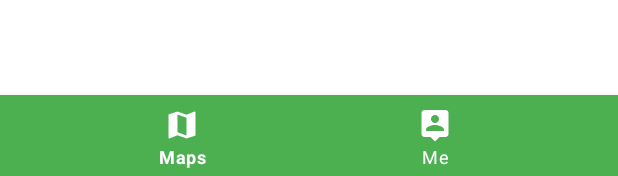
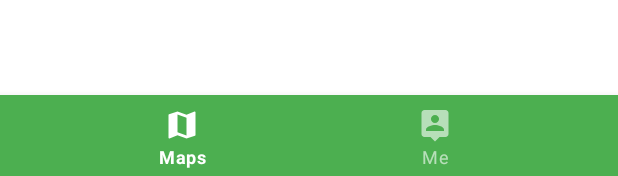
Before and after one commit to AventonTech/android-quick-test, an Android app: the layout activity_main.xml on its own in the app's theme, with its tools: preview values and no code run, on a phone screen of 412 x 824 dp. Shown: the part 1057-1233 px from the top of the screen. Run offline under Robolectric (Android 15) with nearby library versions, the phone set to English and light mode, and no system bars; network calls fail.

```diff
--- a/app/src/main/java/ni/alvaro/dev/aventontest/views/MainActivity.java
+++ b/app/src/main/java/ni/alvaro/dev/aventontest/views/MainActivity.java
@@ -15,7 +15,6 @@ import androidx.core.app.Person;
 import androidx.core.content.ContextCompat;
 import androidx.fragment.app.Fragment;
 import androidx.fragment.app.FragmentManager;
-import androidx.fragment.app.FragmentTransaction;
 import ni.alvaro.dev.aventontest.R;
 import ni.alvaro.dev.aventontest.utils.Util;
 import ni.alvaro.dev.aventontest.views.fragments.MapFragment;
--- a/app/src/main/res/layout/activity_main.xml
+++ b/app/src/main/res/layout/activity_main.xml
@@ -11,12 +11,6 @@
         android:id="@+id/main_content"
         android:layout_width="match_parent"
         android:layout_height="0dp"
-        android:layout_marginStart="8dp"
-        android:layout_marginLeft="8dp"
-        android:layout_marginTop="8dp"
-        android:layout_marginEnd="8dp"
-        android:layout_marginRight="8dp"
-        android:layout_marginBottom="8dp"
         app:layout_constraintBottom_toTopOf="@+id/bottom_navigation"
         app:layout_constraintEnd_toEndOf="parent"
         app:layout_constraintStart_toStartOf="parent"
@@ -26,10 +20,8 @@
         android:id="@+id/bottom_navigation"
         android:layout_width="match_parent"
         android:layout_height="wrap_content"
+        style="@style/Widget.MaterialComponents.BottomNavigationView.Colored"
         android:layout_gravity="bottom"
-        android:background="@color/colorPrimary"
-        app:itemIconTint="@color/white"
-        app:itemTextColor="@color/white"
         app:layout_constraintBottom_toBottomOf="@+id/container"
         app:layout_constraintEnd_toEndOf="parent"
         app:layout_constraintStart_toStartOf="parent"
--- a/app/src/main/res/layout/fragment_map.xml
+++ b/app/src/main/res/layout/fragment_map.xml
@@ -3,9 +3,12 @@
     xmlns:tools="http://schemas.android.com/tools"
     android:layout_width="match_parent"
     android:layout_height="match_parent"
+    xmlns:mapbox="http://schemas.android.com/apk/res-auto"
     tools:context=".views.fragments.MapFragment">
 
     <com.mapbox.mapboxsdk.maps.MapView
+        android:id="@+id/map_view"
+        mapbox:mapbox_cameraZoom="11"
         android:layout_width="match_parent"
-        android:layout_height="match_parent"></com.mapbox.mapboxsdk.maps.MapView>
+        android:layout_height="match_parent"/>
 </FrameLayout>
```
Also changed, not shown: app/src/main/java/ni/alvaro/dev/aventontest/utils/MapMarker.java (added, +8 -0 lines), app/src/main/java/ni/alvaro/dev/aventontest/views/fragments/MapFragment.java (+77 -3 lines).
